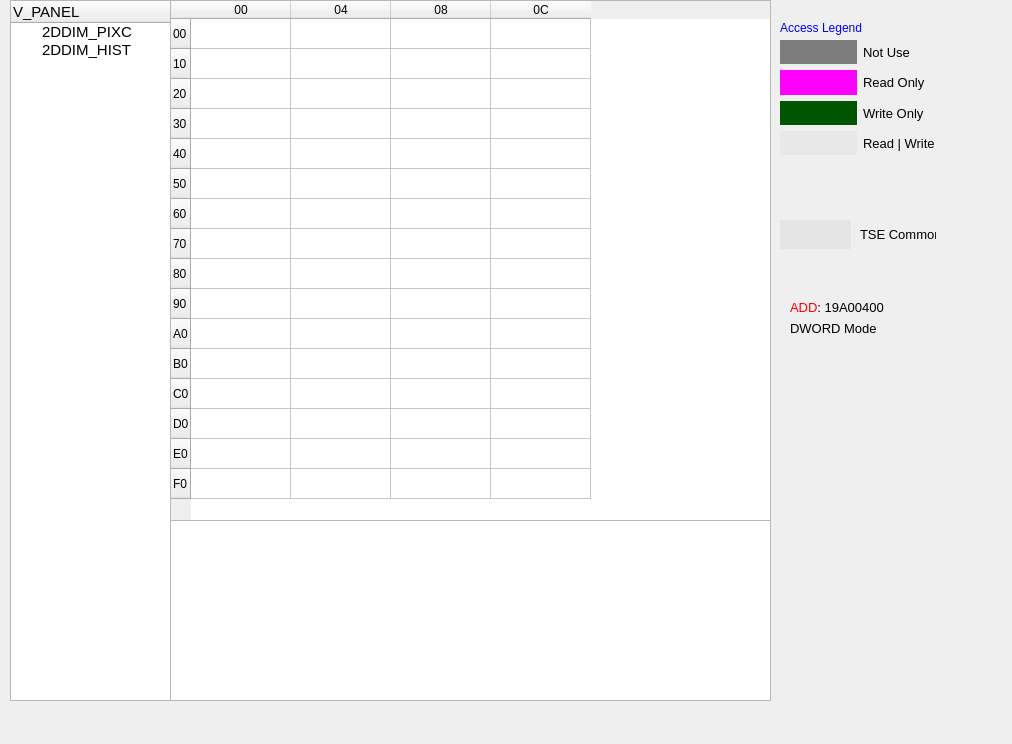
The window that twoFirst01/DimmingDebugger_Readback_SX7/Dimpages.ui (hooloong/gitpython) describes before a commit, drawn with Qt 5.
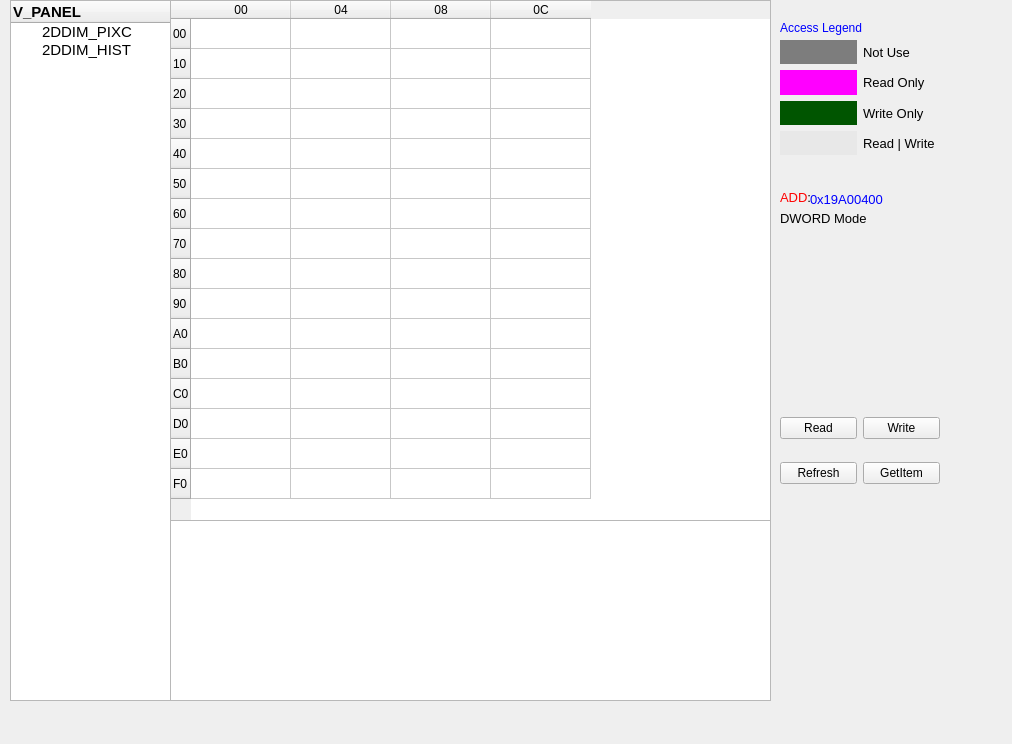
The same window after the commit.

The edit to the form file:
```diff
--- a/twoFirst01/DimmingDebugger_Readback_SX7/Dimpages.ui
+++ b/twoFirst01/DimmingDebugger_Readback_SX7/Dimpages.ui
@@ -191,11 +191,27 @@
     <property name="text">
      <string>V_PANEL</string>
     </property>
+    <property name="font">
+     <font>
+      <pointsize>11</pointsize>
+      <weight>75</weight>
+      <bold>true</bold>
+     </font>
+    </property>
    </column>
    <item>
     <property name="text">
      <string>2DDIM_PIXC</string>
     </property>
+    <property name="background">
+     <brush brushstyle="NoBrush">
+      <color alpha="255">
+       <red>85</red>
+       <green>255</green>
+       <blue>255</blue>
+      </color>
+     </brush>
+    </property>
    </item>
    <item>
     <property name="text">
@@ -334,48 +350,12 @@
     <string>Access Legend</string>
    </property>
   </widget>
-  <widget class="QLabel" name="label_3">
-   <property name="geometry">
-    <rect>
-     <x>860</x>
-     <y>220</y>
-     <width>76</width>
-     <height>29</height>
-    </rect>
-   </property>
-   <property name="font">
-    <font>
-     <pointsize>10</pointsize>
-    </font>
-   </property>
-   <property name="text">
-    <string>TSE Common</string>
-   </property>
-  </widget>
-  <widget class="QWidget" name="widget" native="true">
-   <property name="geometry">
-    <rect>
-     <x>780</x>
-     <y>220</y>
-     <width>71</width>
-     <height>29</height>
-    </rect>
-   </property>
-   <property name="autoFillBackground">
-    <bool>false</bool>
-   </property>
-   <property name="styleSheet">
-    <string notr="true">background-color: rgb(229, 229, 229);
-border-left-color: rgb(255, 0, 0);
-border-color: rgb(0, 0, 255);</string>
-   </property>
-  </widget>
   <widget class="QLabel" name="label_2">
    <property name="geometry">
     <rect>
-     <x>790</x>
-     <y>300</y>
-     <width>141</width>
+     <x>780</x>
+     <y>190</y>
+     <width>31</width>
      <height>16</height>
     </rect>
    </property>
@@ -385,14 +365,14 @@
     </font>
    </property>
    <property name="text">
-    <string>&lt;html&gt;&lt;head/&gt;&lt;body&gt;&lt;p&gt;&lt;span style=&quot; font-size:10pt; color:#ff0000;&quot;&gt;ADD&lt;/span&gt;&lt;span style=&quot; font-size:10pt;&quot;&gt;: 19A00400&lt;/span&gt;&lt;/p&gt;&lt;/body&gt;&lt;/html&gt;</string>
+    <string>&lt;html&gt;&lt;head/&gt;&lt;body&gt;&lt;p&gt;&lt;span style=&quot; color:#ff0000;&quot;&gt;ADD&lt;/span&gt;:&lt;/p&gt;&lt;/body&gt;&lt;/html&gt;</string>
    </property>
   </widget>
   <widget class="QLabel" name="label_4">
    <property name="geometry">
     <rect>
-     <x>790</x>
-     <y>320</y>
+     <x>780</x>
+     <y>210</y>
      <width>141</width>
      <height>16</height>
     </rect>
@@ -406,6 +386,67 @@
     <string>DWORD Mode</string>
    </property>
   </widget>
+  <widget class="QWidget" name="gridLayoutWidget">
+   <property name="geometry">
+    <rect>
+     <x>780</x>
+     <y>400</y>
+     <width>160</width>
+     <height>101</height>
+    </rect>
+   </property>
+   <layout class="QGridLayout" name="gridLayout">
+    <item row="0" column="1">
+     <widget class="QPushButton" name="pushButton_writepage">
+      <property name="text">
+       <string>Write</string>
+      </property>
+     </widget>
+    </item>
+    <item row="1" column="1">
+     <widget class="QPushButton" name="pushButton_getitem">
+      <property name="text">
+       <string>GetItem</string>
+      </property>
+     </widget>
+    </item>
+    <item row="0" column="0">
+     <widget class="QPushButton" name="pushButton_readpage">
+      <property name="text">
+       <string>Read</string>
+      </property>
+     </widget>
+    </item>
+    <item row="1" column="0">
+     <widget class="QPushButton" name="pushButton_refresh">
+      <property name="text">
+       <string>Refresh</string>
+      </property>
+     </widget>
+    </item>
+   </layout>
+  </widget>
+  <widget class="QLabel" name="label_addr">
+   <property name="geometry">
+    <rect>
+     <x>810</x>
+     <y>191</y>
+     <width>81</width>
+     <height>16</height>
+    </rect>
+   </property>
+   <property name="font">
+    <font>
+     <pointsize>10</pointsize>
+    </font>
+   </property>
+   <property name="styleSheet">
+    <string notr="true">color: rgb(0, 0, 255);</string>
+   </property>
+   <property name="text">
+    <string>0x19A00400</string>
+   </property>
+  </widget>
  </widget>
  <resources/>
  <connections/>
```
Left out of the diff: 3 changed lines with no effect on the pictures.
